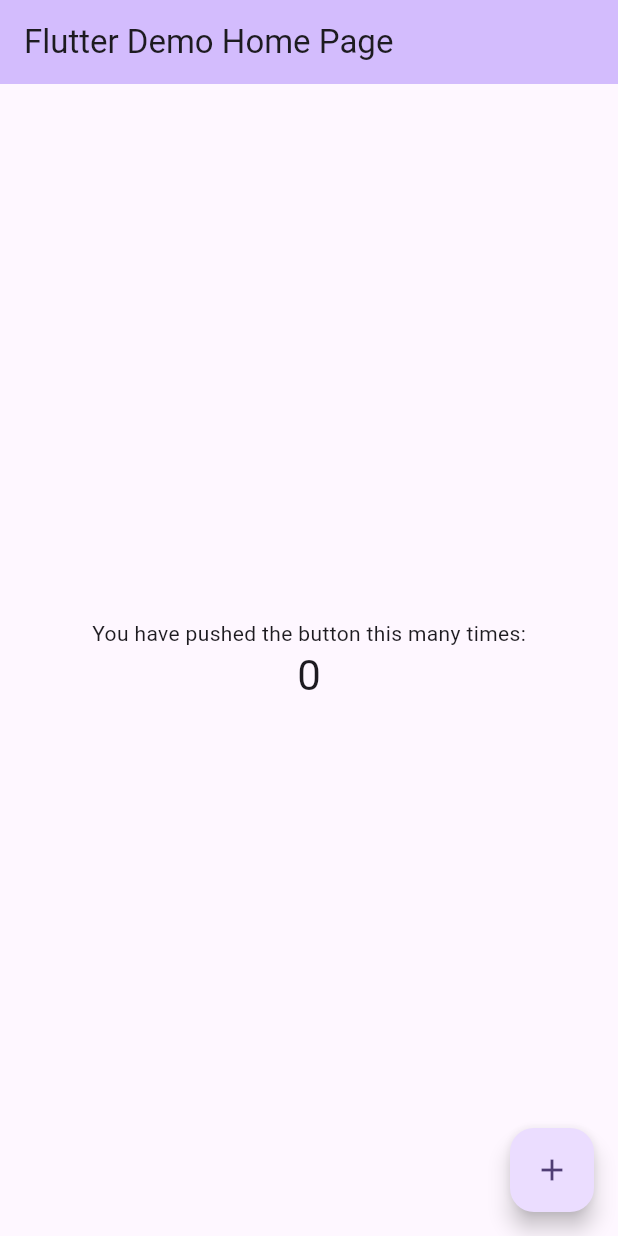
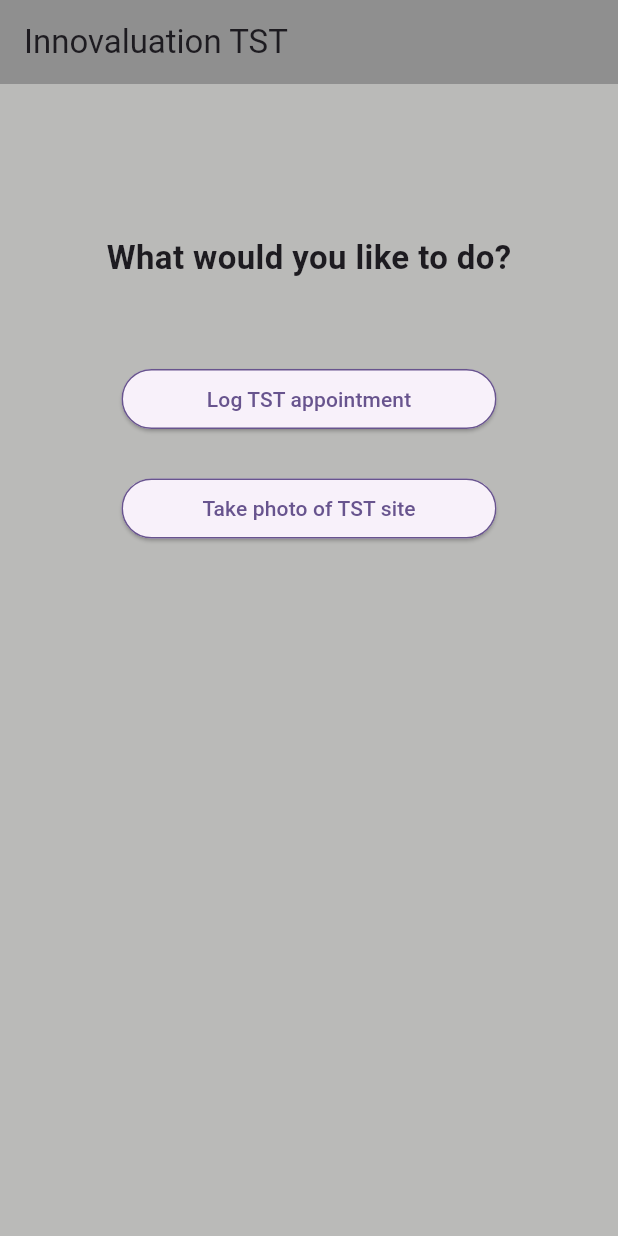
Before and after one commit to kylesmigelski/InnoValuationTST, a Flutter app: the screen it shows after launch, on a phone screen of 412 x 824 dp. Run offline on Flutter 3.47's test engine with Material 3 defaults, Android fonts, the phone set to English and light mode, and no system bars.

Commit message:
Set up app root so we'd have consistent theming and made a real real basic main menu scheme. Also tried to make the code really simple and left some big comments that should be helpful for you guys learning flutter as we go

```diff
--- a/innovaluation_tst_tester/lib/main.dart
+++ b/innovaluation_tst_tester/lib/main.dart
@@ -1,4 +1,5 @@
 import 'package:flutter/material.dart';
+import 'main_menu_screen.dart';
 
 void main() {
   runApp(const MyApp());
@@ -7,119 +8,57 @@ void main() {
 class MyApp extends StatelessWidget {
   const MyApp({super.key});
 
-  // This widget is the root of your application.
+  // So this widget serves as basically the root of our application.
+  // and that ends up being super convinient as we can do things that should
+  // remain relatively consistent over the course of the application as a whole
+  // (theme data, for example). The other nice thing is that if we make our component
+  // parts of the application into their own classes/widgets, then we can simply call them from here
+  //
+  // This will allow us to work on things outside of the order that we might otherwise have to
+  // For example, I don't feel like doing login stuff right now and would rather
+  // focus on the menu that a user would see after they logged in. So I'm going to
+  // create a main menu widget in a separate file (remember to import) and then call
+  // that in the home parameter of our MaterialApp object (though it might still say
+  // test widge at the time that you're reading this... in which case all I've done
+  // so far is set up consistent theming for the application)
   @override
   Widget build(BuildContext context) {
     return MaterialApp(
-      title: 'Flutter Demo',
-      theme: ThemeData(
-        // This is the theme of your application.
-        //
-        // TRY THIS: Try running your application with "flutter run". You'll see
-        // the application has a blue toolbar. Then, without quitting the app,
-        // try changing the seedColor in the colorScheme below to Colors.green
-        // and then invoke "hot reload" (save your changes or press the "hot
-        // reload" button in a Flutter-supported IDE, or press "r" if you used
-        // the command line to start the app).
-        //
-        // Notice that the counter didn't reset back to zero; the application
-        // state is not lost during the reload. To reset the state, use hot
-        // restart instead.
-        //
-        // This works for code too, not just values: Most code changes can be
-        // tested with just a hot reload.
-        colorScheme: ColorScheme.fromSeed(seedColor: Colors.deepPurple),
+      title: 'Innovaluation TST App',
+      theme: ThemeData.light().copyWith(
         useMaterial3: true,
+        colorScheme: ColorScheme.fromSeed(
+          seedColor: Colors.deepPurple,
+          brightness: Brightness.light,
+          surface: const Color(0xff8f8f8f),
+        ),
+        scaffoldBackgroundColor: const Color(0xffbabab8),
       ),
-      home: const MyHomePage(title: 'Flutter Demo Home Page'),
+      darkTheme: ThemeData.dark().copyWith(
+          useMaterial3: true,
+          colorScheme: ColorScheme.fromSeed(
+              seedColor: Colors.deepPurple,
+              brightness: Brightness.dark,
+              surface: const Color.fromARGB(255, 42, 51, 59)
+          ),
+          scaffoldBackgroundColor: const Color.fromARGB(255, 50, 58, 60)
+      ),
+      home: MainMenuView(),
     );
   }
 }
 
-class MyHomePage extends StatefulWidget {
-  const MyHomePage({super.key, required this.title});
-
-  // This widget is the home page of your application. It is stateful, meaning
-  // that it has a State object (defined below) that contains fields that affect
-  // how it looks.
-
-  // This class is the configuration for the state. It holds the values (in this
-  // case the title) provided by the parent (in this case the App widget) and
-  // used by the build method of the State. Fields in a Widget subclass are
-  // always marked "final".
-
-  final String title;
-
+class _TestWidget extends StatelessWidget {
   @override
-  State<MyHomePage> createState() => _MyHomePageState();
-}
-
-class _MyHomePageState extends State<MyHomePage> {
-  int _counter = 0;
-
-  void _incrementCounter() {
-    setState(() {
-      // This call to setState tells the Flutter framework that something has
-      // changed in this State, which causes it to rerun the build method below
-      // so that the display can reflect the updated values. If we changed
-      // _counter without calling setState(), then the build method would not be
-      // called again, and so nothing would appear to happen.
-      _counter++;
-    });
+  Widget build(BuildContext context) {
+    return Scaffold(
+      appBar: AppBar(
+        title: const Text("Innovaluation TST"),
+      ),
+      body: const Center(
+        child: Text("This is a test widget"),
+      ),
+    );
   }
 
-  @override
-  Widget build(BuildContext context) {
-    // This method is rerun every time setState is called, for instance as done
-    // by the _incrementCounter method above.
-    //
-    // The Flutter framework has been optimized to make rerunning build methods
-    // fast, so that you can just rebuild anything that needs updating rather
-    // than having to individually change instances of widgets.
-    return Scaffold(
-      appBar: AppBar(
-        // TRY THIS: Try changing the color here to a specific color (to
-        // Colors.amber, perhaps?) and trigger a hot reload to see the AppBar
-        // change color while the other colors stay the same.
-        backgroundColor: Theme.of(context).colorScheme.inversePrimary,
-        // Here we take the value from the MyHomePage object that was created by
-        // the App.build method, and use it to set our appbar title.
-        title: Text(widget.title),
-      ),
-      body: Center(
-        // Center is a layout widget. It takes a single child and positions it
-        // in the middle of the parent.
-        child: Column(
-          // Column is also a layout widget. It takes a list of children and
-          // arranges them vertically. By default, it sizes itself to fit its
-          // children horizontally, and tries to be as tall as its parent.
-          //
-          // Column has various properties to control how it sizes itself and
-          // how it positions its children. Here we use mainAxisAlignment to
-          // center the children vertically; the main axis here is the vertical
-          // axis because Columns are vertical (the cross axis would be
-          // horizontal).
-          //
-          // TRY THIS: Invoke "debug painting" (choose the "Toggle Debug Paint"
-          // action in the IDE, or press "p" in the console), to see the
-          // wireframe for each widget.
-          mainAxisAlignment: MainAxisAlignment.center,
-          children: <Widget>[
-            const Text(
-              'You have pushed the button this many times:',
-            ),
-            Text(
-              '$_counter',
-              style: Theme.of(context).textTheme.headlineMedium,
-            ),
-          ],
-        ),
-      ),
-      floatingActionButton: FloatingActionButton(
-        onPressed: _incrementCounter,
-        tooltip: 'Increment',
-        child: const Icon(Icons.add),
-      ), // This trailing comma makes auto-formatting nicer for build methods.
-    );
-  }
 }
--- /dev/null
+++ b/innovaluation_tst_tester/lib/main_menu_screen.dart
@@ -0,0 +1,49 @@
+import 'package:flutter/material.dart';
+import 'package:innovaluation_tst_tester/theme_data.dart';
+
+class MainMenuView extends StatelessWidget {
+  @override
+  Widget build(context) {
+    return Scaffold(
+      appBar: AppBar(
+        title: const Text("Innovaluation TST"),
+      ),
+      body: SingleChildScrollView(
+        padding: EdgeInsets.only(top: 100, left: 24, right: 24),
+        child: Column(
+          mainAxisAlignment: MainAxisAlignment.center,
+          children: [
+            const Center(
+              child: Text(
+                "What would you like to do?",
+                style: TextStyle(
+                  fontSize: 22,
+                  fontWeight: FontWeight.bold
+                ),
+              ),
+            ),
+            SizedBox(height: 55,),
+            ElevatedButton(
+                onPressed: () {
+                  print("Button 1 pressed");
+                },
+                style: bigButtonStyle1(context),
+                //this text will obviously change but I'm leaving this in for
+                // testing purposes right now
+                child: const Text("Log TST appointment")
+            ),
+            SizedBox(height: 25,),
+            ElevatedButton(
+                onPressed: () {
+                  print("Button 2 pressed");
+                },
+                style: bigButtonStyle1(context),
+                child: const Text("Take photo of TST site")
+            )
+          ],
+        ),
+      ),
+    );
+  }
+
+}
--- /dev/null
+++ b/innovaluation_tst_tester/lib/theme_data.dart
@@ -0,0 +1,14 @@
+import 'package:flutter/material.dart';
+
+//parameters are a little weird here. But basically we've got a default for size,
+//but if you want size to be something different when calling this function,
+// you would have to write "size: x" where x is an int
+ButtonStyle bigButtonStyle1(BuildContext context, {int size = 22}) {
+  return ElevatedButton.styleFrom(
+      side: BorderSide(width: 1, color: Theme
+          .of(context)
+          .colorScheme
+          .primary),
+      minimumSize: const Size(250, 40)
+  );
+}
```
